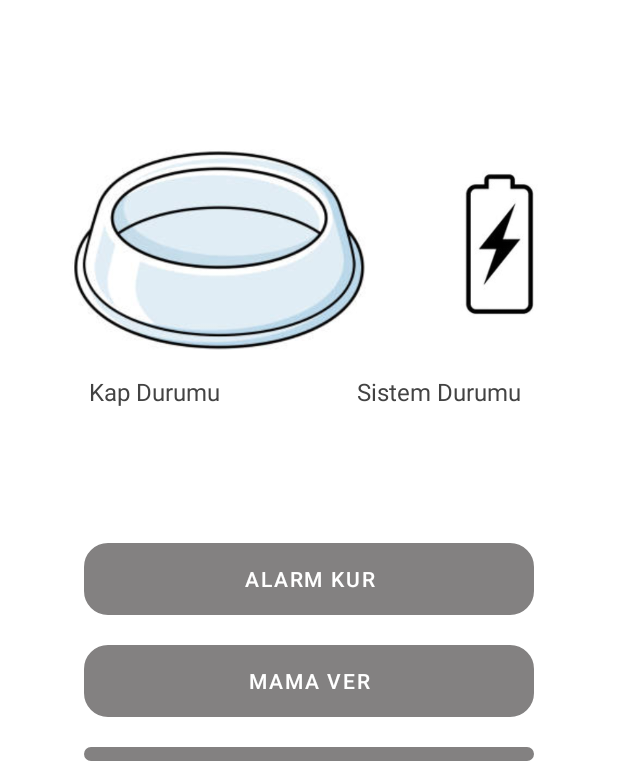
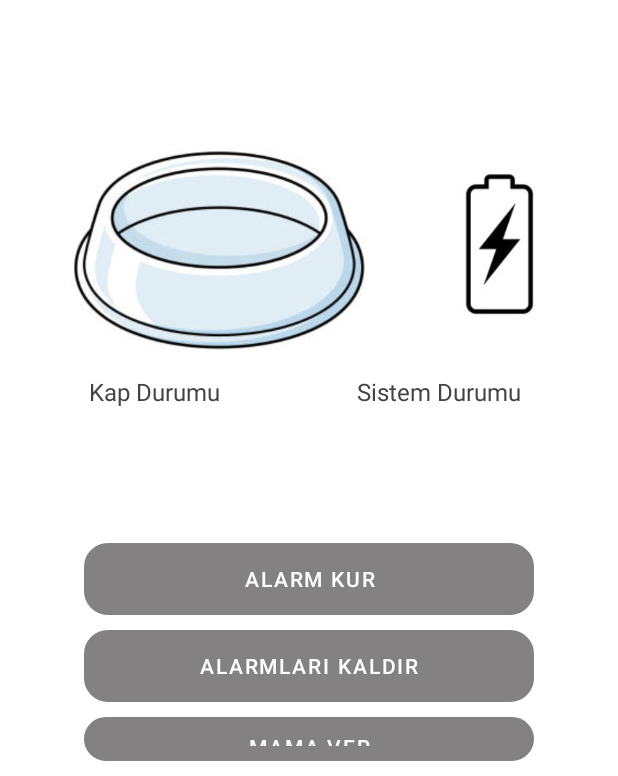
Before and after one commit to serhatkacmaz/Java-Android-Esp8266-SmartFoodContainer, an Android app: the screen it shows after launch (MainActivity), on a phone screen of 412 x 824 dp, the part 460-1236 px from its top. Run offline under Robolectric (Android 15) with nearby library versions, the light colour scheme and no system bars; our stand-ins replace Firebase (no records; nobody signed in at launch, a user with empty details on screens opened directly).

Commit message:
alarm kaldır

```diff
--- a/MobileApp/app/src/main/res/layout/activity_main.xml
+++ b/MobileApp/app/src/main/res/layout/activity_main.xml
@@ -108,13 +108,25 @@
         android:text="  Alarm Kur  "
         android:textAlignment="center" />
 
+    <Button
+        android:id="@+id/buttonMainActivityDeleteAlarm"
+        android:layout_width="300dp"
+        android:layout_height="wrap_content"
+        android:layout_gravity="center"
+        android:layout_marginTop="10dp"
+        android:background="@drawable/text_view_border"
+        android:backgroundTint="@color/purple_200"
+        android:onClick="DeleteAlarms"
+        android:text="  Alarmları Kaldır  "
+        android:textAlignment="center" />
+
 
     <Button
         android:id="@+id/buttonMainActivityGiveFood"
         android:layout_width="300dp"
         android:layout_height="wrap_content"
         android:layout_gravity="center"
-        android:layout_marginTop="20dp"
+        android:layout_marginTop="10dp"
         android:background="@drawable/text_view_border"
         android:backgroundTint="@color/purple_200"
         android:onClick="giveFood"
@@ -126,7 +138,7 @@
         android:layout_width="300dp"
         android:layout_height="wrap_content"
         android:layout_gravity="center"
-        android:layout_marginTop="20dp"
+        android:layout_marginTop="10dp"
         android:background="@drawable/text_view_border"
         android:backgroundTint="@color/purple_200"
         android:onClick="fillContainer"
```
Also changed, not shown: MobileApp/app/src/main/java/com/example/smartfoodcontainer/MainActivity.java (+57 -0 lines), 1 other file.
